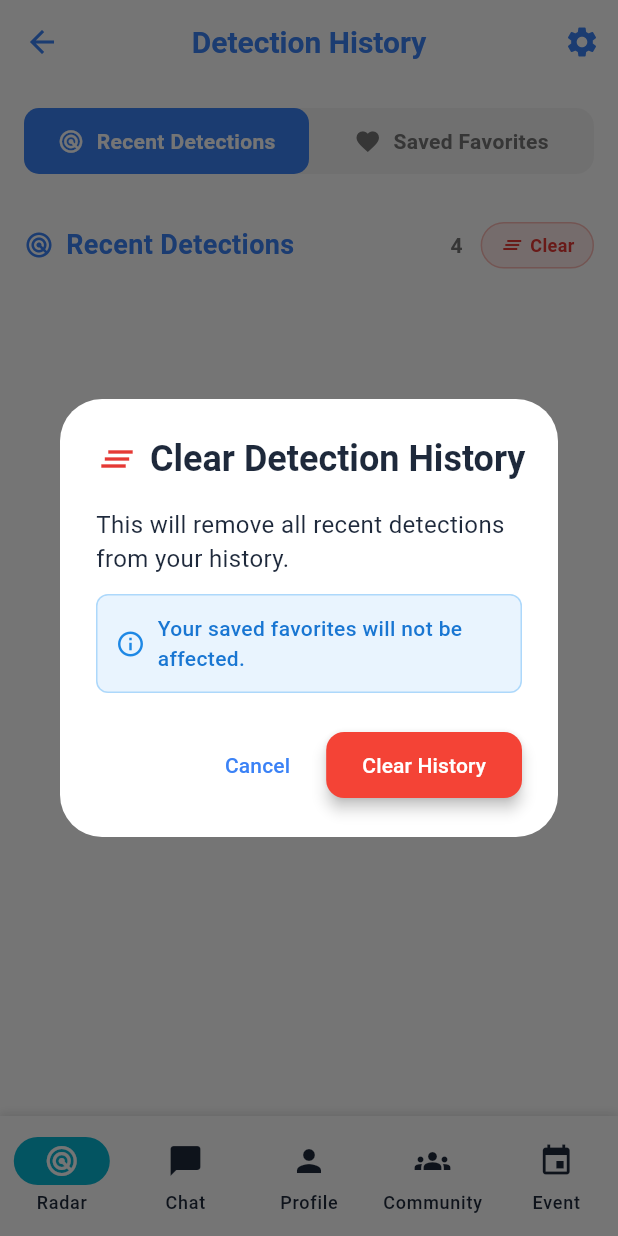
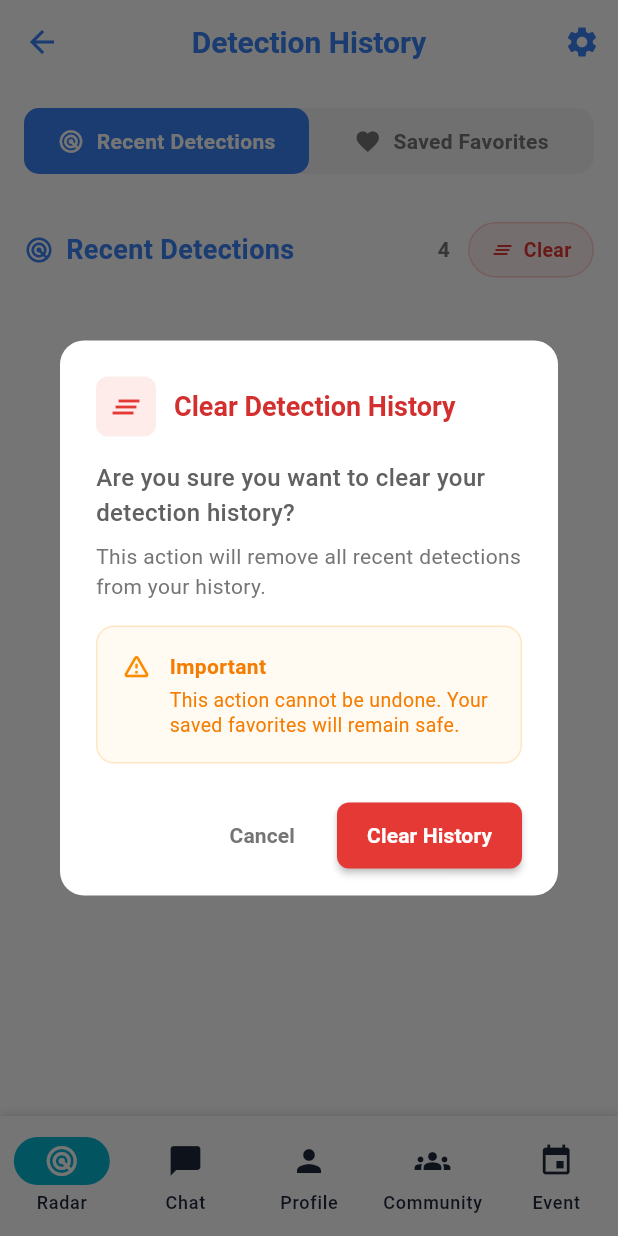
Before and after one commit to TArslan7/ComnecterMobile, a Flutter app: the DetectionHistoryScreen screen opened by its route, after a tap on "Clear", on a phone screen of 412 x 824 dp. Run offline on Flutter 3.47's test engine with Material 3 defaults, Android fonts, the phone set to English and light mode, and no system bars; our stand-ins replace audioplayers, cloud_firestore, confetti, connectivity_plus, firebase_analytics, firebase_auth and 10 more; accounts and stored records are empty.

Commit message:
fix: Improve UI design of Clear Detection History confirmation modal
🎨 UI/UX Improvements:
- Enhanced dialog design with rounded corners and better spacing
- Improved title section with icon container and better typography
- Better content hierarchy with clear question and explanation
- Professional warning section with amber styling and proper icon
- Enhanced button styling with proper padding and colors
- Better visual hierarchy and readability

🔧 Technical improvements:
- Added proper Material/InkWell for Clear button with ripple effect
- Improved button padding and border radius
- Better color scheme and contrast
- Enhanced spacing and alignment throughout
- Professional dialog shape and padding

✨ User Experience:
- Clearer messaging about what will happen
- Better visual feedback with warning section
- More professional and polished appearance
- Improved accessibility with better contrast
- Consistent with app's design language

```diff
--- a/lib/features/radar/detection_history_screen.dart
+++ b/lib/features/radar/detection_history_screen.dart
@@ -202,17 +202,33 @@ class DetectionHistoryScreen extends HookWidget {
     showDialog(
       context: context,
       builder: (context) => AlertDialog(
+        shape: RoundedRectangleBorder(
+          borderRadius: BorderRadius.circular(16),
+        ),
         title: Row(
           children: [
-            Icon(
+            Container(
+              padding: const EdgeInsets.all(8),
+              decoration: BoxDecoration(
+                color: Colors.red.withValues(alpha: 0.1),
+                borderRadius: BorderRadius.circular(8),
+              ),
+              child: Icon(
                 Icons.clear_all,
                 color: Colors.red.shade600,
-              size: 28,
-            ),
-            const SizedBox(width: 8),
-            const Text(
+                size: 24,
+              ),
+            ),
+            const SizedBox(width: 12),
+            Expanded(
+              child: Text(
                 'Clear Detection History',
-              style: TextStyle(fontWeight: FontWeight.bold),
+                style: TextStyle(
+                  fontWeight: FontWeight.bold,
+                  fontSize: 18,
+                  color: Colors.red.shade700,
+                ),
+              ),
             ),
           ],
         ),
@@ -220,36 +236,66 @@ class DetectionHistoryScreen extends HookWidget {
           mainAxisSize: MainAxisSize.min,
           crossAxisAlignment: CrossAxisAlignment.start,
           children: [
-            const Text(
-              'This will remove all recent detections from your history.',
-              style: TextStyle(fontSize: 16),
-            ),
-            const SizedBox(height: 12),
+            Text(
+              'Are you sure you want to clear your detection history?',
+              style: TextStyle(
+                fontSize: 16,
+                fontWeight: FontWeight.w500,
+                color: Colors.grey.shade700,
+              ),
+            ),
+            const SizedBox(height: 8),
+            Text(
+              'This action will remove all recent detections from your history.',
+              style: TextStyle(
+                fontSize: 14,
+                color: Colors.grey.shade600,
+              ),
+            ),
+            const SizedBox(height: 16),
+
+            // Warning section
             Container(
-              padding: const EdgeInsets.all(12),
-              decoration: BoxDecoration(
-                color: Colors.blue.withValues(alpha: 0.1),
-                borderRadius: BorderRadius.circular(8),
+              padding: const EdgeInsets.all(16),
+              decoration: BoxDecoration(
+                color: Colors.orange.withValues(alpha: 0.05),
+                borderRadius: BorderRadius.circular(12),
                 border: Border.all(
-                  color: Colors.blue.withValues(alpha: 0.3),
+                  color: Colors.orange.withValues(alpha: 0.2),
+                  width: 1,
                 ),
               ),
               child: Row(
+                crossAxisAlignment: CrossAxisAlignment.start,
                 children: [
                   Icon(
-                    Icons.info_outline,
-                    color: Colors.blue.shade600,
+                    Icons.warning_amber_rounded,
+                    color: Colors.orange.shade600,
                     size: 20,
                   ),
-                  const SizedBox(width: 8),
+                  const SizedBox(width: 12),
                   Expanded(
-                    child: Text(
-                      'Your saved favorites will not be affected.',
-                      style: TextStyle(
-                        color: Colors.blue.shade700,
+                    child: Column(
+                      crossAxisAlignment: CrossAxisAlignment.start,
+                      children: [
+                        Text(
+                          'Important',
+                          style: TextStyle(
+                            color: Colors.orange.shade700,
                             fontSize: 14,
-                        fontWeight: FontWeight.w500,
-                      ),
+                            fontWeight: FontWeight.bold,
+                          ),
+                        ),
+                        const SizedBox(height: 4),
+                        Text(
+                          'This action cannot be undone. Your saved favorites will remain safe.',
+                          style: TextStyle(
+                            color: Colors.orange.shade700,
+                            fontSize: 13,
+                            height: 1.3,
+                          ),
+                        ),
+                      ],
                     ),
                   ),
                 ],
@@ -260,7 +306,16 @@ class DetectionHistoryScreen extends HookWidget {
         actions: [
           TextButton(
             onPressed: () => Navigator.pop(context),
-            child: const Text('Cancel'),
+            style: TextButton.styleFrom(
+              padding: const EdgeInsets.symmetric(horizontal: 20, vertical: 12),
+            ),
+            child: Text(
+              'Cancel',
+              style: TextStyle(
+                color: Colors.grey.shade600,
+                fontWeight: FontWeight.w600,
+              ),
+            ),
           ),
           ElevatedButton(
             onPressed: () async {
@@ -268,12 +323,23 @@ class DetectionHistoryScreen extends HookWidget {
               await _clearDetectionHistoryWithAnimation(context, service);
             },
             style: ElevatedButton.styleFrom(
-              backgroundColor: Colors.red,
+              backgroundColor: Colors.red.shade600,
               foregroundColor: Colors.white,
-            ),
-            child: const Text('Clear History'),
-          ),
-        ],
+              padding: const EdgeInsets.symmetric(horizontal: 20, vertical: 12),
+              shape: RoundedRectangleBorder(
+                borderRadius: BorderRadius.circular(8),
+              ),
+              elevation: 2,
+            ),
+            child: const Text(
+              'Clear History',
+              style: TextStyle(
+                fontWeight: FontWeight.w600,
+              ),
+            ),
+          ),
+        ],
+        actionsPadding: const EdgeInsets.fromLTRB(24, 0, 24, 16),
       ),
     );
   }
@@ -417,15 +483,18 @@ class DetectionHistoryScreen extends HookWidget {
                   ),
                 ),
                 const SizedBox(width: 12),
-                GestureDetector(
+                Material(
+                  color: Colors.transparent,
+                  child: InkWell(
                     onTap: () => _showClearHistoryDialog(context, detectionService),
+                    borderRadius: BorderRadius.circular(20),
                     child: Container(
-                    padding: const EdgeInsets.symmetric(horizontal: 12, vertical: 6),
-                    decoration: BoxDecoration(
-                      color: Colors.red.withValues(alpha: 0.1),
-                      borderRadius: BorderRadius.circular(16),
+                      padding: const EdgeInsets.symmetric(horizontal: 14, vertical: 8),
+                      decoration: BoxDecoration(
+                        color: Colors.red.withValues(alpha: 0.08),
+                        borderRadius: BorderRadius.circular(20),
                         border: Border.all(
-                        color: Colors.red.withValues(alpha: 0.3),
+                          color: Colors.red.withValues(alpha: 0.2),
                           width: 1,
                         ),
                       ),
@@ -437,16 +506,17 @@ class DetectionHistoryScreen extends HookWidget {
                             color: Colors.red.shade600,
                             size: 16,
                           ),
-                        const SizedBox(width: 4),
+                          const SizedBox(width: 6),
                           Text(
                             'Clear',
                             style: TextStyle(
                               color: Colors.red.shade600,
-                            fontSize: 12,
+                              fontSize: 13,
                               fontWeight: FontWeight.w600,
                             ),
                           ),
                         ],
+                      ),
                     ),
                   ),
                 ),
```
Lines whose indentation alone changed are shown as unchanged.
